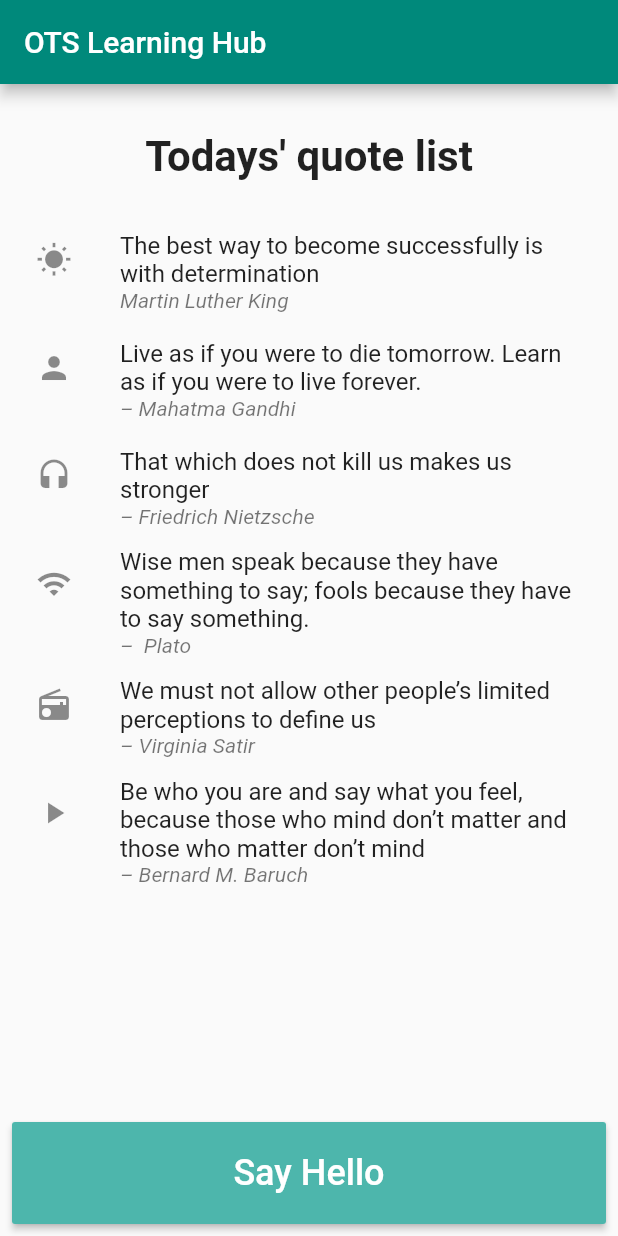
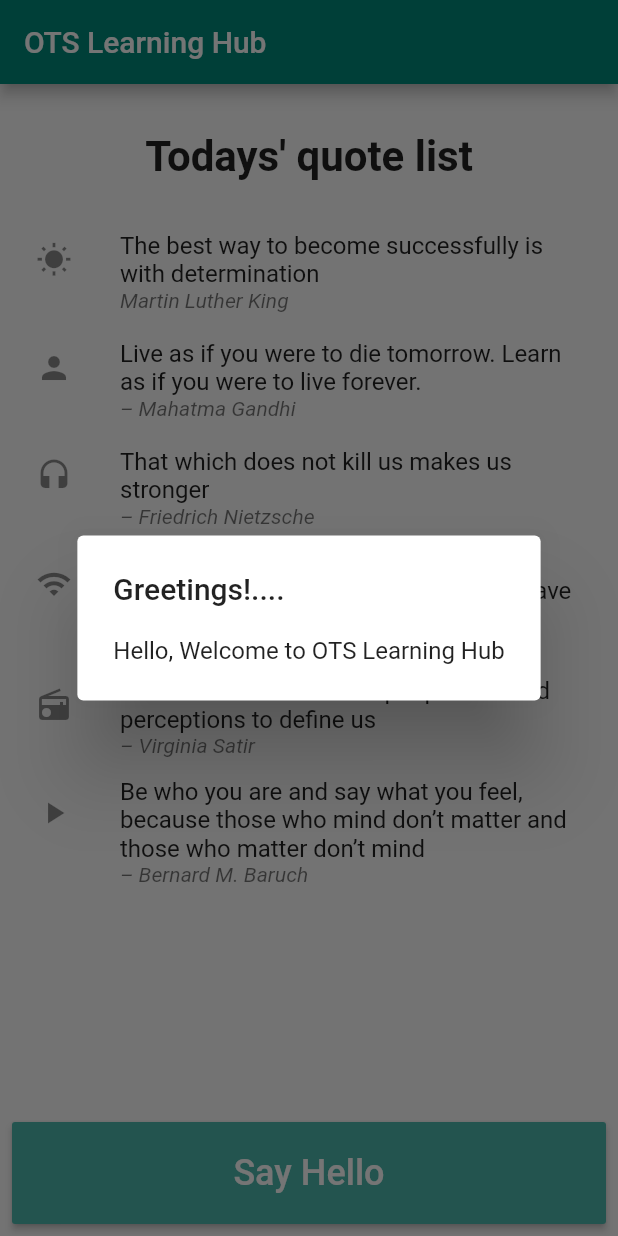
Before and after one commit to shemed-blackops/ots, a Flutter app: the screen it shows after launch, after a tap on "Say Hello", on a phone screen of 412 x 824 dp. Run offline on Flutter 3.47's test engine with Material 2 defaults, Android fonts, the phone set to English and light mode, and no system bars.

Commit message:
Adding alertdialog for greeting button

```diff
--- a/lib/app_screens/Home.dart
+++ b/lib/app_screens/Home.dart
@@ -11,7 +11,18 @@ class Home extends StatelessWidget {
           titleSection,
           bodySection,
           RaisedButton(
-            onPressed: () {},
+            onPressed: () {
+              showDialog(
+                  context: context,
+                  builder: (BuildContext context) {
+                    return AlertDialog(
+                      title: Text("Greetings!...."),
+                      content: Text(
+                        "Hello, Welcome to OTS Learning Hub",
+                      ),
+                    );
+                  });
+            },
             color: Colors.teal[300],
             focusColor: Colors.teal[400],
             child: Padding(
```
